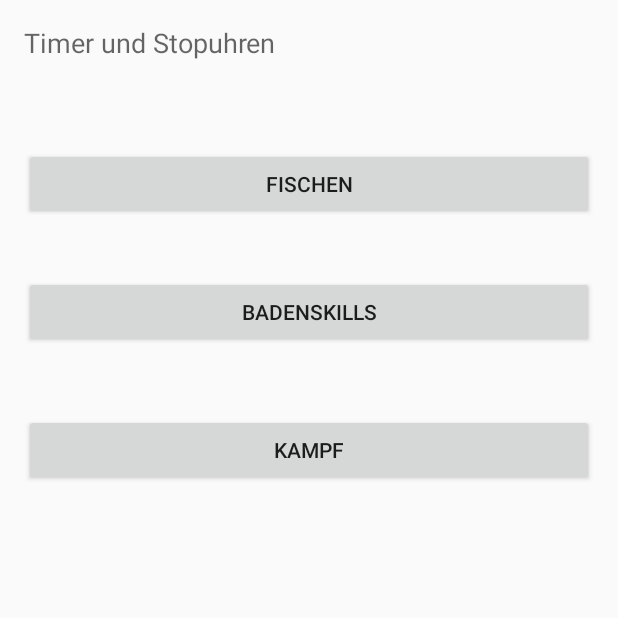
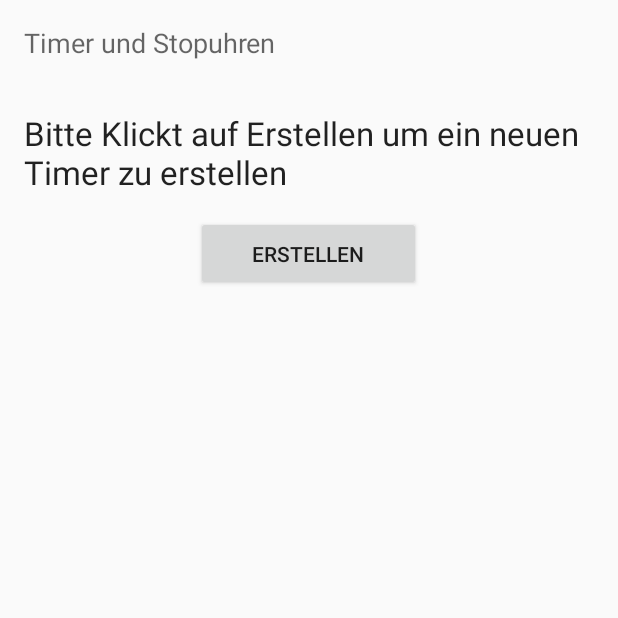
Before and after one commit to Apfelmann555/Outlawz_APP, an Android app: the Timer_Activity screen opened directly, with no data from a screen before it, on a phone screen of 412 x 824 dp, the top half of it. Run offline under Robolectric (Android 15) with nearby library versions, the phone set to English and light mode, and no system bars; 1 statement that could not run was skipped.

Commit message:
Vieles gelöscht
Buttons im Timer entfernt an die stelle kommt ein Popup Fenster welches
das mehrfache erstellen eines Timers erlaubt

```diff
--- a/app/src/main/java/apfelmann/outlawz_app/Timer_Activity.java
+++ b/app/src/main/java/apfelmann/outlawz_app/Timer_Activity.java
@@ -33,15 +33,11 @@ public class Timer_Activity extends Activity implements View.OnClickListener {
         sqlh = new SQLiteHelper(this);
 
         //Zuweisen der XML Objekte an unsere Variabeln
-        timer_activity_fischen = (Button) findViewById (R.id.timer_activity_fischen);
-        timer_activity_bade = (Button) findViewById(R.id.timer_activity_bade);
-        timer_activity_kampf = (Button) findViewById(R.id.timer_activity_kampf);
         timer_activity_toptext = (TextView) findViewById(R.id.timer_activity_toptext);
 
         // Zuweisen der onClicklistener für die Funktionalität der Knöpfe.
         timer_activity_fischen.setOnClickListener(this);
-        timer_activity_bade.setOnClickListener(this);
-        timer_activity_kampf.setOnClickListener(this);
+
 
 
     }
@@ -50,22 +46,38 @@ public class Timer_Activity extends Activity implements View.OnClickListener {
     public void onClick(View button) {
         int kg = button.getId();
 
-        if(kg == R.id.timer_activity_fischen){
 
             //Intent intent_at = new Intent(Timer_Activity.this,Fischen_Activity.class );
             //startActivity(intent_at);
             startActivity(new Intent(this, Fischen_Activity.class));
         }
-        else if(kg == R.id.timer_activity_bade){
-            startActivity(new Intent(this, Bade_Activity.class));
-        }
-        else if (kg == R.id.timer_activity_kampf){
-            startActivity(new Intent(this, Kampf_Activity.class));
-        }
 
 
 
-    }
+
+
+
+
+
+
+
+
+
+
+
+
+
+
+
+
+
+
+
+
+
+
+
+
 
 
     // TODO Timestamp in datenbank mit beschr. speichern
--- a/app/src/main/res/layout/activity_timer_.xml
+++ b/app/src/main/res/layout/activity_timer_.xml
@@ -18,34 +18,25 @@
         android:layout_alignParentLeft="true"
         android:layout_alignParentStart="true" />
 
-    <Button
+    <TextView
         android:layout_width="match_parent"
-        android:layout_height="wrap_content"
-        android:text="@string/timer_activity_fischen"
-        android:id="@+id/timer_activity_fischen"
+        android:layout_height="70dp"
+        android:textAppearance="?android:attr/textAppearanceLarge"
+        android:text="@string/timer_activity_anleitung"
+        android:id="@+id/timer_activity_anleitung"
         android:layout_below="@+id/timer_activity_toptext"
         android:layout_alignParentLeft="true"
-        android:layout_alignParentStart="false"
-        android:layout_marginTop="58dp" />
+        android:layout_alignParentStart="true"
+        android:layout_marginTop="33dp" />
 
     <Button
-        android:layout_width="match_parent"
-        android:layout_height="wrap_content"
-        android:text="@string/timer_activity_bade"
-        android:id="@+id/timer_activity_bade"
-        android:layout_below="@+id/timer_activity_fischen"
-        android:layout_alignParentLeft="true"
-        android:layout_alignParentStart="true"
-        android:layout_marginTop="37dp" />
+        android:layout_width="150dp"
+        android:layout_height="50dp"
+        android:layout_below="@+id/timer_activity_anleitung"
+        android:layout_centerInParent="true"
+        android:id="@+id/bterstellen"
+        android:text="@string/bterstellen"
+    />n
 
-    <Button
-        android:layout_width="match_parent"
-        android:layout_height="wrap_content"
-        android:text="@string/timer_activity_kampf"
-        android:id="@+id/timer_activity_kampf"
-        android:layout_below="@+id/timer_activity_bade"
-        android:layout_alignParentLeft="true"
-        android:layout_alignParentStart="true"
-        android:layout_marginTop="44dp"
-        android:longClickable="true" />
+
 </RelativeLayout>
--- a/app/src/main/res/values/strings.xml
+++ b/app/src/main/res/values/strings.xml
@@ -15,4 +15,9 @@
     <string name="title_activity_bade_">Bade_Activity</string>
     <string name="title_activity_kampf_">Kampf_Activity</string>
     <string name="tvfischen">Bitte gib die gewünschte zeit in Minuten ein.</string>
+    <string name="bt1">GO!</string>
+    <string name="timer_activity_anleitung">Bitte Klickt auf  "Erstellen" um ein
+                    neuen Timer zu erstellen</string>
+    <string name="bterstellen">Erstellen</string>
+
 </resources>
```
Also changed, not shown: app/src/main/AndroidManifest.xml (+0 -8 lines), app/src/main/java/apfelmann/outlawz_app/Bade_Activity.java (deleted, +0 -19 lines), app/src/main/java/apfelmann/outlawz_app/Fischen_Activity.java (+17 -5 lines), app/src/main/java/apfelmann/outlawz_app/Kampf_Activity.java (deleted, +0 -19 lines), app/src/main/res/layout/activity_bade_.xml (deleted, +0 -12 lines), app/src/main/res/layout/activity_fischen_.xml (+13 -2 lines), app/src/main/res/layout/activity_kampf_.xml (deleted, +0 -12 lines).
